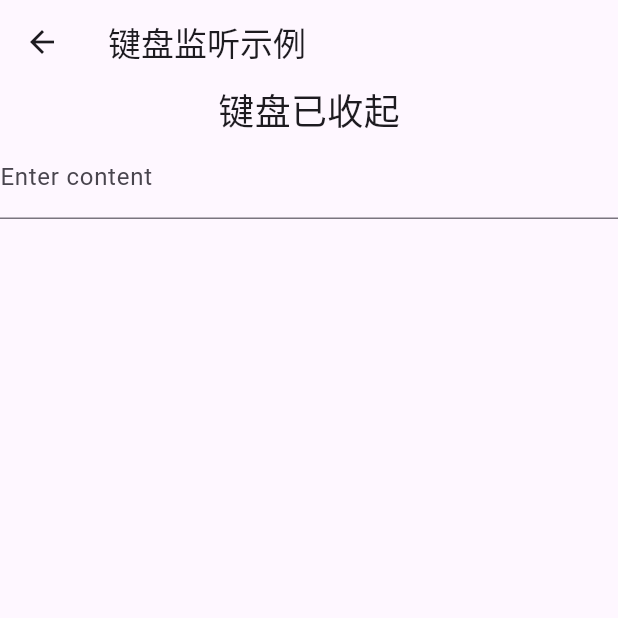
After one commit to chillaxkc/flutter_demo, a Flutter app: the InputPage screen opened directly, after a tap on "Submit", after a tap on "监听键盘01", on a phone screen of 412 x 824 dp, the top half of it. The commit adds this screen. Run offline on Flutter 3.47's test engine with Material 3 defaults, Android fonts, the phone set to English and light mode, and no system bars; our stand-ins replace cached_network_image, flutter_keyboard_visibility.

Commit message:
添加部分input组件使用方式

```diff
--- a/flutter_demo/lib/setting/base_use_page.dart
+++ b/flutter_demo/lib/setting/base_use_page.dart
@@ -3,6 +3,8 @@ import 'package:flutter/material.dart';
 import 'package:flutter_demo/setting/text_page.dart';
 import 'button_page.dart';
 import 'image_page.dart';
+import 'input_page.dart';
+
 class BaseUsePage extends StatefulWidget {
 
   @override
@@ -63,6 +65,9 @@ class _BaseUsePageState extends State<BaseUsePage> {
       case 2:
         pushTextAction(ImagePage());
         break;
+      case 3:
+        pushTextAction(InputPage());
+        break;
       default:
         print('Setting $index');
     }
--- /dev/null
+++ b/flutter_demo/lib/setting/input_page.dart
@@ -0,0 +1,91 @@
+import 'package:flutter/material.dart';
+import 'package:flutter_demo/setting/input_page_keyboard02.dart';
+import 'input_page_keyboard01.dart';
+import 'input_page_keyboard03.dart';
+/*
+* 1. 使用 Padding
+你可以将 Column 的子组件包裹在 Padding 组件中，从而设置左右间隙。
+2. 使用 Expanded 和 Spacer
+你可以使用 Expanded 和 Spacer 来实现水平方向的间隙。
+* */
+class InputPage extends StatefulWidget {
+  @override
+  State<InputPage> createState() => _InputPageState();
+}
+
+class _InputPageState extends State<InputPage> {
+  // GlobalKey 用于在应用程序中全局访问表单状态
+  final _formKey = GlobalKey<FormState>();
+  String _name = "";
+
+  @override
+  Widget build(BuildContext context) {
+    return Scaffold(
+      appBar: AppBar(
+        title: Text('Input Page'),
+      ),
+      body: Padding(
+        padding: const EdgeInsets.all(16.0),
+        child: Form(
+          key: _formKey,
+          child: Column(
+            mainAxisAlignment: MainAxisAlignment.center,
+            crossAxisAlignment: CrossAxisAlignment.stretch,
+            children: [
+              TextFormField(
+                decoration: InputDecoration(
+                  labelText: 'Enter your name',
+                  border: OutlineInputBorder(),
+                ),
+                onChanged: (value) {
+                  print('当前输入内容: $value');
+                },
+                validator: (value) {
+                  if (value == null || value.isEmpty) {
+                    return 'Please enter some text';
+                  }
+                  return null; // 返回 null 表示校验通过
+                },
+                onSaved: (value) {
+                  print(" onSaved value: $value");
+                  _name = value ?? "";
+                },
+              ),
+              SizedBox(height: 16.0),
+              ElevatedButton(
+                onPressed: () {
+                  // 调用 FormState 的 validate 方法来触发所有 TextFormField 的 validator 校验
+                  if (!mounted) return;
+                  bool validate = _formKey.currentState?.validate() ?? false;
+                  if (mounted && validate ) {
+                    _formKey.currentState?.save();
+                    print('You entered: $_name');
+                  }
+                },
+                child: Text('Submit'),
+              ),
+              ElevatedButton(
+                onPressed: () {
+                  Navigator.push(
+                    context,
+                    MaterialPageRoute(builder: (context) => InputKeyboardOnePage()),
+                  );
+                },
+                child: Text('监听键盘01'),
+              ),
+              ElevatedButton(
+                onPressed: () {
+                  Navigator.push(
+                    context,
+                    MaterialPageRoute(builder: (context) => InputKeyboardThreePage()),
+                  );
+                },
+                child: Text('监听键盘02'),
+              ),
+            ],
+          ),
+        ),
+      ),
+    );
+  }
+}
--- /dev/null
+++ b/flutter_demo/lib/setting/input_page_keyboard01.dart
@@ -0,0 +1,65 @@
+import 'package:flutter/material.dart';
+
+/*
+* 1. 使用 MediaQuery 来监听键盘高度变化
+通过 MediaQuery.of(context).viewInsets.bottom 可以获取键盘的高度，
+* 并在其变化时监听键盘的弹出和收起。
+* 可以使用 addListener 监听键盘高度变化*/
+class InputKeyboardOnePage extends StatefulWidget {
+  @override
+  State<InputKeyboardOnePage> createState() => _InputKeyboardOnePageState();
+}
+
+class _InputKeyboardOnePageState extends State<InputKeyboardOnePage> with WidgetsBindingObserver{
+// 保存键盘是否弹出的状态
+  bool _isKeyboardVisible = false;
+
+  @override
+  void initState() {
+    super.initState();
+    WidgetsBinding.instance.addObserver(this); // 添加监听器
+  }
+
+  @override
+  void dispose() {
+    WidgetsBinding.instance.removeObserver(this); // 移除监听器
+    super.dispose();
+  }
+
+  // 当窗口的变化（包括键盘弹出、收起等）时，会回调此方法
+  @override
+  void didChangeMetrics() {
+    super.didChangeMetrics();
+    // 获取当前的键盘高度
+    final bottomInset = WidgetsBinding.instance.window.viewInsets.bottom;
+    if (bottomInset > 0.0 && !_isKeyboardVisible) {
+      _isKeyboardVisible = true;
+      print('键盘弹出');
+    } else if (bottomInset == 0.0 && _isKeyboardVisible) {
+      _isKeyboardVisible = false;
+      print('键盘收起');
+    }
+    setState(() {}); // 更新UI
+  }
+
+  @override
+  Widget build(BuildContext context) {
+    return Scaffold(
+      appBar: AppBar(
+        title: const Text('键盘监听示例'),
+      ),
+      body: Column(children: [
+        Text(_isKeyboardVisible ? "键盘已弹出" : "键盘已收起",
+          style: TextStyle(fontSize: 24),),
+        TextFormField(
+          decoration: InputDecoration(
+            labelText: 'Enter content',
+          ),
+          onChanged: (value){
+            print('输入内容：$value');
+          },
+        ),
+      ]),
+    );
+  }
+}
--- a/flutter_demo/pubspec.yaml
+++ b/flutter_demo/pubspec.yaml
@@ -31,6 +31,7 @@ dependencies:
   flutter:
     sdk: flutter
   cached_network_image: ^3.2.0
+  flutter_keyboard_visibility: ^5.4.0
 
   # The following adds the Cupertino Icons font to your application.
   # Use with the CupertinoIcons class for iOS style icons.
```
Also changed, not shown: flutter_demo/lib/setting/input_page_keyboard02.dart (added, +63 -0 lines), flutter_demo/lib/setting/input_page_keyboard03.dart (added, +51 -0 lines).
